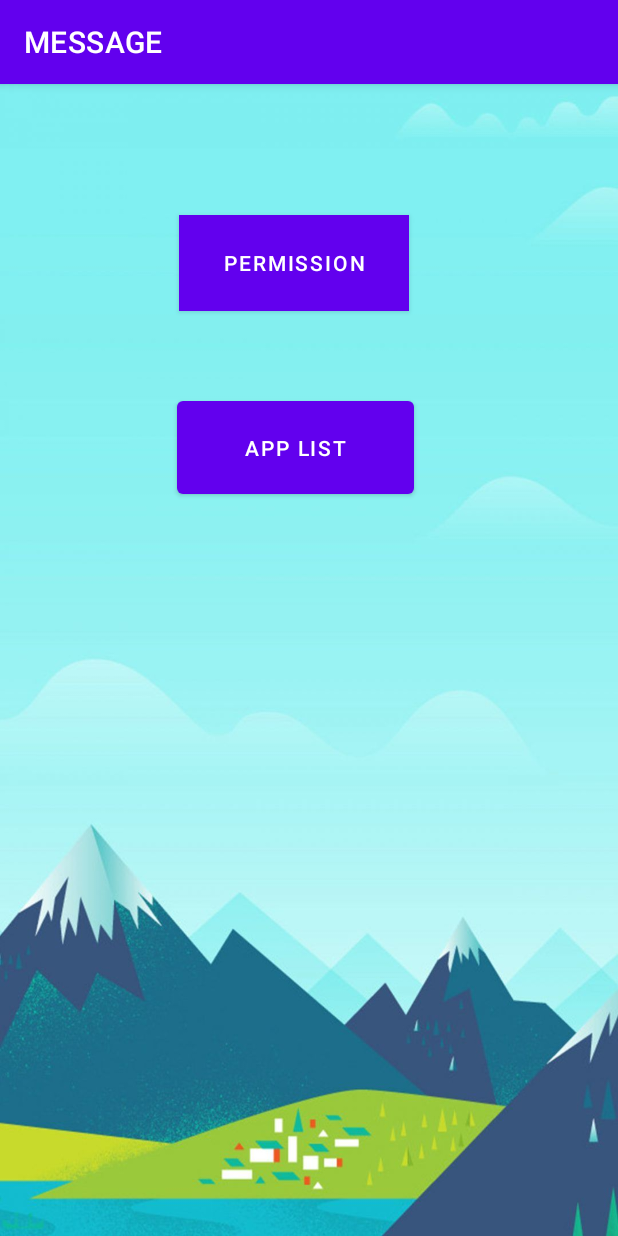
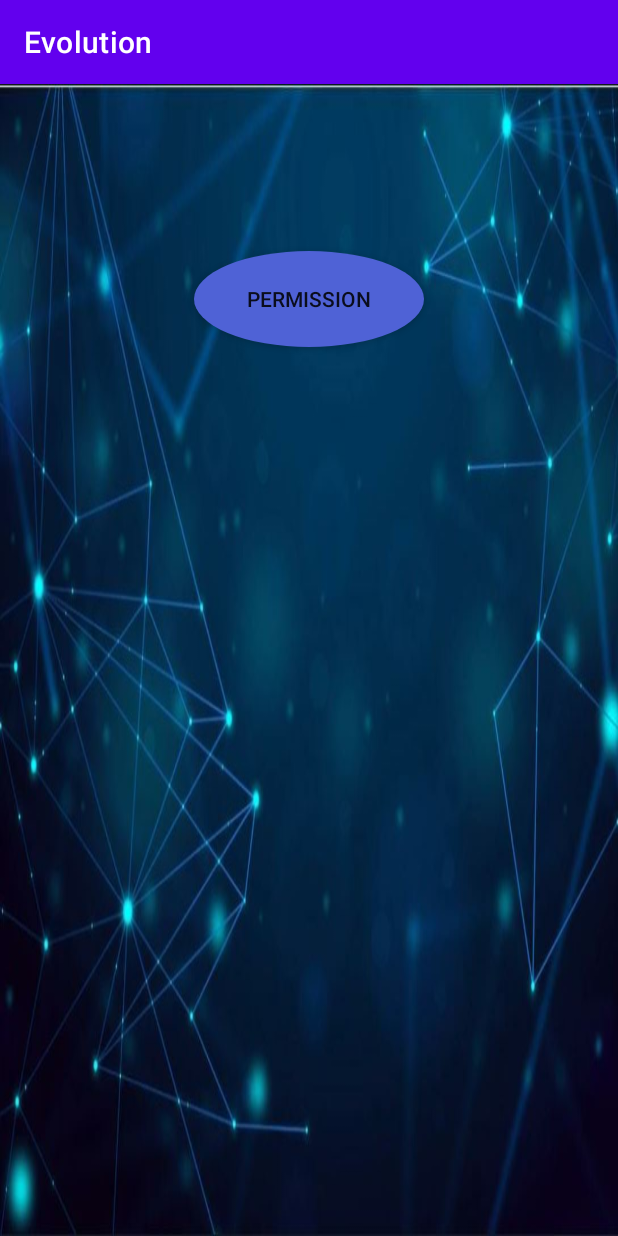
Before and after one commit to raghavmemani/ANDROID_ACEESIBILITY, an Android app: the screen it shows after launch (MainActivity), on a phone screen of 412 x 824 dp. Run offline under Robolectric (Android 15) with nearby library versions, the phone set to English and light mode, and no system bars.

Commit message:
final commit

```diff
--- a/app/src/main/res/layout/activity_main.xml
+++ b/app/src/main/res/layout/activity_main.xml
@@ -4,36 +4,25 @@
     xmlns:tools="http://schemas.android.com/tools"
     android:layout_width="match_parent"
     android:layout_height="match_parent"
-    android:background="@drawable/backgroundimage"
+    android:background="@drawable/background"
     android:foregroundTint="#DC0A0A"
     tools:context=".MainActivity">
 
-    <Button
+    <androidx.appcompat.widget.AppCompatButton
         android:id="@+id/button"
         android:layout_width="153dp"
-        android:background="#DD0F0F"
         android:layout_height="64dp"
+        android:background="@xml/round1"
 
         android:outlineAmbientShadowColor="@color/white"
-        android:text="Permission"
+        android:text="permission"
+        app:iconTint="#FFFFFF"
         app:layout_constraintBottom_toBottomOf="parent"
         app:layout_constraintEnd_toEndOf="parent"
-        app:layout_constraintHorizontal_bias="0.461"
         app:layout_constraintStart_toStartOf="parent"
         app:layout_constraintTop_toTopOf="parent"
-        app:layout_constraintVertical_bias="0.124"
+        app:layout_constraintVertical_bias="0.158"
         app:rippleColor="#DD0F0F"
         app:strokeColor="#E40606" />
 
-    <Button
-        android:id="@+id/button2"
-        android:layout_width="158dp"
-        android:layout_height="74dp"
-        android:text="APP LIST"
-        app:layout_constraintBottom_toBottomOf="parent"
-        app:layout_constraintEnd_toEndOf="parent"
-        app:layout_constraintHorizontal_bias="0.465"
-        app:layout_constraintStart_toStartOf="parent"
-        app:layout_constraintTop_toTopOf="parent"
-        app:layout_constraintVertical_bias="0.296" />
 </androidx.constraintlayout.widget.ConstraintLayout>
--- a/app/src/main/res/values/colors.xml
+++ b/app/src/main/res/values/colors.xml
@@ -2,7 +2,7 @@
 <resources>
     <color name="purple_200">#FFBB86FC</color>
     <color name="purple_500">#FF6200EE</color>
-    <color name="purple_700">#FF3700B3</color>
+    <color name="purple_700">#3B53EB</color>
     <color name="teal_200">#FF03DAC5</color>
     <color name="teal_700">#FF018786</color>
     <color name="black">#FF000000</color>
--- /dev/null
+++ b/app/src/main/res/xml/round1.xml
@@ -0,0 +1,9 @@
+<?xml version="1.0" encoding="utf-8"?>
+<shape xmlns:android="http://schemas.android.com/apk/res/android"
+    android:shape="oval">
+    <solid android:color="#4F62D6" />
+    <corners android:bottomRightRadius="8dp"
+        android:bottomLeftRadius="8dp"
+        android:topRightRadius="8dp"
+        android:topLeftRadius="8dp"/>
+</shape>
```
Also changed, not shown: app/src/main/AndroidManifest.xml (+17 -10 lines), app/src/main/java/com/example/message/access.java (+27 -16 lines), app/src/main/java/com/example/message/access3.java (added, +107 -0 lines), app/src/main/res/layout/activity_access3.xml (added, +9 -0 lines), app/src/main/res/drawable-v24/applogo.JPG (added), app/src/main/res/drawable-v24/background.JPG (added).
